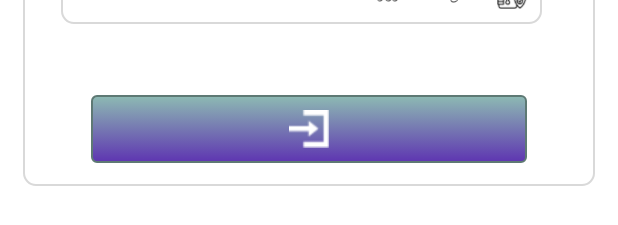
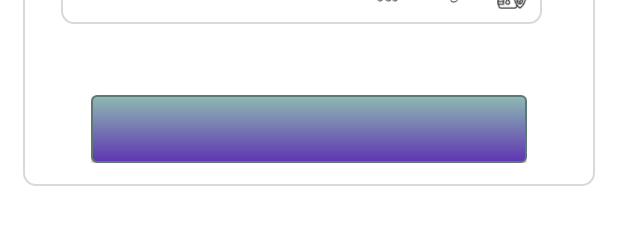
Before and after one commit to hossamxp33/cards-master-master, an Android app: the layout activity_login.xml on its own in the app's theme, with its tools: preview values and no code run, on a phone screen of 412 x 824 dp. Shown: the part 618-843 px from the top of the screen. Run offline under Robolectric (Android 15) with nearby library versions, the light colour scheme and no system bars.

Commit message:
added 27/7

```diff
--- a/app/src/main/java/com/codesroots/mac/cards/presentaion/ClickHandler.kt
+++ b/app/src/main/java/com/codesroots/mac/cards/presentaion/ClickHandler.kt
@@ -46,7 +46,7 @@ class ClickHandler {
 
     fun SwitchToPackages( context: Context,comid :String) {
 
-        val homeIntent = Intent(context,CompanyDetails ()::class.java)
+        val homeIntent = Intent(context,CompanyDetails()::class.java)
         val bundle = Bundle()
         homeIntent.putExtra("packageId" , comid)
         (context as MainActivity).startActivity(homeIntent)
--- a/app/src/main/res/layout/activity_login.xml
+++ b/app/src/main/res/layout/activity_login.xml
@@ -99,7 +99,7 @@
                     android:layout_marginLeft="30dp"
                     android:layout_marginRight="30dp">
 
-                <androidx.appcompat.widget.AppCompatImageView
+                <androidx.appcompat.widget.AppCompatButton
                         android:id="@+id/btnLogin"
                         android:background="@drawable/button_background"
                         android:layout_width="match_parent"
--- a/app/src/main/res/values/styles.xml
+++ b/app/src/main/res/values/styles.xml
@@ -12,7 +12,14 @@
         <item name="drawerArrowStyle">@style/DrawerArrowStyle</item>
 
     </style>
+    <style name="Department" parent="Theme.AppCompat.DayNight.Dialog.Alert">
+        <!-- Customize your theme here. -->
 
+        <item name="colorPrimaryDark">#000</item>
+        <item name="colorAccent">@color/colorAccent</item>
+
+
+    </style>
 
 
     <style name="NoActionBar" parent="Theme.AppCompat.DayNight.NoActionBar">
```
Also changed, not shown: app/src/main/AndroidManifest.xml (+8 -2 lines).
